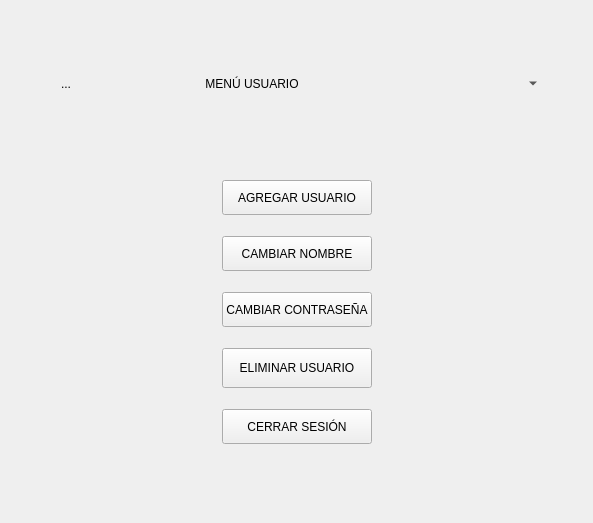
This is USUARIOS.ui in Matapuercos666/OPTICA as Qt 5 draws it before an edit. The edited form follows.
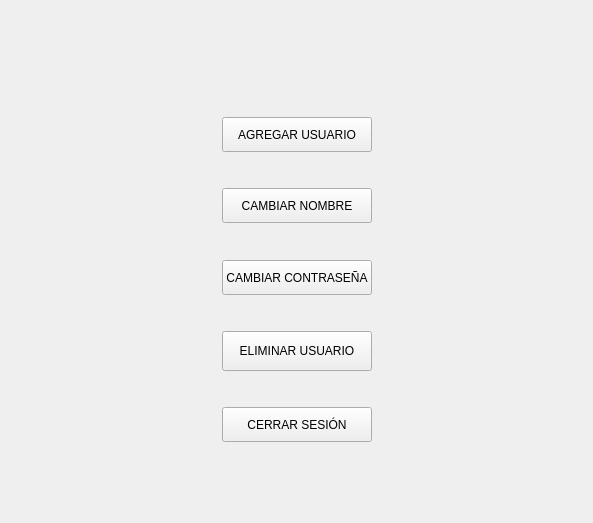
This is the edited form. Icons and pictures are not drawn.

Diff of the .ui file:
```diff
--- a/USUARIOS.ui
+++ b/USUARIOS.ui
@@ -1,7 +1,7 @@
 <?xml version="1.0" encoding="UTF-8"?>
 <ui version="4.0">
  <class>USUARIOS</class>
- <widget class="QMainWindow" name="USUARIOS">
+ <widget class="QWidget" name="USUARIOS">
   <property name="geometry">
    <rect>
     <x>0</x>
@@ -13,7 +13,8 @@
   <property name="windowTitle">
    <string>Menu Usuario</string>
   </property>
-  <widget class="QWidget" name="centralwidget">
+  <layout class="QGridLayout" name="gridLayout_4">
+   <item row="0" column="0">
    <layout class="QGridLayout" name="gridLayout">
     <item row="1" column="0">
      <layout class="QGridLayout" name="gridLayout_2">
@@ -38,7 +39,7 @@
          <property name="bottomMargin">
           <number>35</number>
          </property>
-         <item row="1" column="0">
+          <item row="0" column="0">
           <layout class="QGridLayout" name="MenuUsuario" rowstretch="1,5,1,5,1,5,1,5,1,5" columnstretch="5,4,5">
            <property name="topMargin">
             <number>35</number>
@@ -200,122 +201,15 @@
            </item>
           </layout>
          </item>
-         <item row="0" column="0">
-          <layout class="QHBoxLayout" name="Encabezado">
-           <property name="spacing">
-            <number>15</number>
-           </property>
-           <property name="leftMargin">
-            <number>10</number>
-           </property>
-           <property name="topMargin">
-            <number>20</number>
-           </property>
-           <property name="rightMargin">
-            <number>10</number>
-           </property>
-           <property name="bottomMargin">
-            <number>15</number>
-           </property>
-           <item>
-            <widget class="QToolButton" name="Regresar">
-             <property name="layoutDirection">
-              <enum>Qt::LayoutDirection::LeftToRight</enum>
-             </property>
-             <property name="text">
-              <string>...</string>
-             </property>
-             <property name="icon">
-              <iconset theme="QIcon::ThemeIcon::GoPrevious"/>
-             </property>
-             <property name="autoRaise">
-              <bool>true</bool>
-             </property>
-            </widget>
-           </item>
-           <item>
-            <spacer name="horizontalSpacer_5">
-             <property name="orientation">
-              <enum>Qt::Orientation::Horizontal</enum>
-             </property>
-             <property name="sizeHint" stdset="0">
-              <size>
-               <width>40</width>
-               <height>20</height>
-              </size>
-             </property>
-            </spacer>
-           </item>
-           <item>
-            <widget class="QLabel" name="Titulo2">
-             <property name="text">
-              <string>MENÚ USUARIO</string>
-             </property>
-             <property name="alignment">
-              <set>Qt::AlignmentFlag::AlignCenter</set>
-             </property>
-            </widget>
-           </item>
-           <item>
-            <spacer name="horizontalSpacer">
-             <property name="orientation">
-              <enum>Qt::Orientation::Horizontal</enum>
-             </property>
-             <property name="sizeHint" stdset="0">
-              <size>
-               <width>40</width>
-               <height>20</height>
-              </size>
-             </property>
-            </spacer>
-           </item>
-           <item>
-            <widget class="QToolButton" name="Icon">
-             <property name="sizePolicy">
-              <sizepolicy hsizetype="MinimumExpanding" vsizetype="MinimumExpanding">
-               <horstretch>0</horstretch>
-               <verstretch>0</verstretch>
-              </sizepolicy>
-             </property>
-             <property name="text">
-              <string/>
-             </property>
-             <property name="icon">
-              <iconset resource="RECURSOS.qrc">
-               <normaloff>:/IMAGENES/IMAGENES/LOGOS/Logo con fondo gris.png</normaloff>:/IMAGENES/IMAGENES/LOGOS/Logo con fondo gris.png</iconset>
-             </property>
-             <property name="iconSize">
-              <size>
-               <width>32</width>
-               <height>32</height>
-              </size>
-             </property>
-             <property name="popupMode">
-              <enum>QToolButton::ToolButtonPopupMode::MenuButtonPopup</enum>
-             </property>
-             <property name="toolButtonStyle">
-              <enum>Qt::ToolButtonStyle::ToolButtonFollowStyle</enum>
-             </property>
-             <property name="autoRaise">
-              <bool>true</bool>
-             </property>
-             <property name="arrowType">
-              <enum>Qt::ArrowType::NoArrow</enum>
-             </property>
-            </widget>
-           </item>
+         </layout>
+        </widget>
+       </item>
           </layout>
          </item>
         </layout>
-       </widget>
-      </item>
-     </layout>
-    </item>
-   </layout>
-  </widget>
- </widget>
- <resources>
-  <include location="RECURSOS.qrc"/>
- </resources>
+   </item>
+  </layout>
+ </widget>
+ <resources/>
  <connections/>
 </ui>
```
Lines whose indentation alone changed are shown as unchanged.
